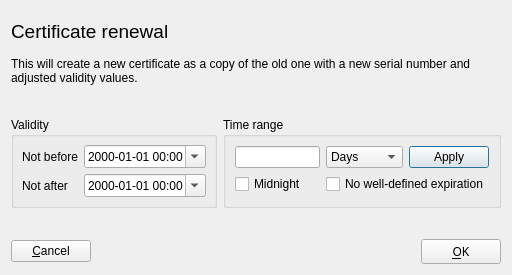
Old version of the form ui/CertExtend.ui in the repository chris2511/xca.
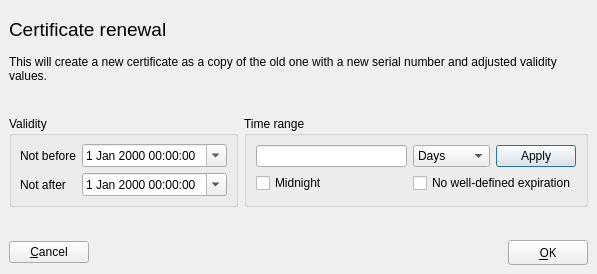
New version of the form. Custom widgets are drawn as their Qt base class.

Diff of the .ui file:
```diff
--- a/ui/CertExtend.ui
+++ b/ui/CertExtend.ui
@@ -6,8 +6,8 @@
    <rect>
     <x>0</x>
     <y>0</y>
-    <width>512</width>
-    <height>275</height>
+    <width>597</width>
+    <height>274</height>
    </rect>
   </property>
   <property name="windowTitle">
@@ -141,9 +141,6 @@
           </item>
           <item row="0" column="1">
            <widget class="Validity" name="notBefore">
-            <property name="displayFormat">
-             <string>yyyy-MM-dd hh:mm</string>
-            </property>
             <property name="calendarPopup">
              <bool>true</bool>
             </property>
@@ -154,9 +151,6 @@
           </item>
           <item row="1" column="1">
            <widget class="Validity" name="notAfter">
-            <property name="displayFormat">
-             <string>yyyy-MM-dd hh:mm</string>
-            </property>
             <property name="calendarPopup">
              <bool>true</bool>
             </property>
@@ -296,6 +290,7 @@
    </item>
   </layout>
  </widget>
+ <layoutdefault spacing="6" margin="9"/>
  <customwidgets>
   <customwidget>
    <class>Validity</class>
```
Left out of the diff: 106 changed lines with no effect on the pictures.
